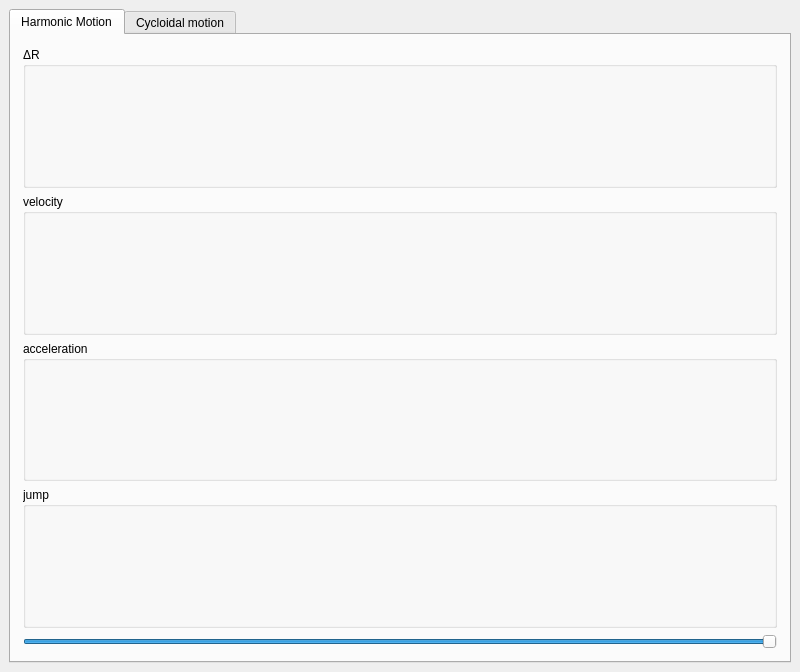
Above: core/main.ui from 40323230/camCal before the change. Below: the same form after it.
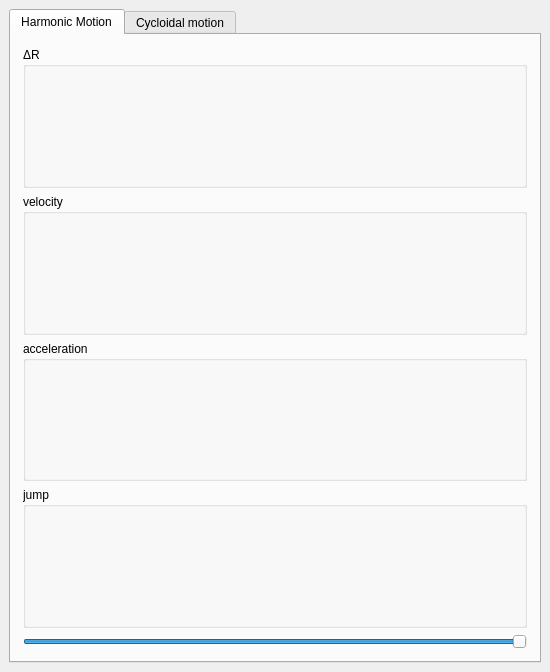
That is the form after the change. The open tabs and pages were chosen to show the change.

Diff of the .ui file:
```diff
--- a/core/main.ui
+++ b/core/main.ui
@@ -6,13 +6,13 @@
    <rect>
     <x>0</x>
     <y>0</y>
-    <width>800</width>
+    <width>550</width>
     <height>672</height>
    </rect>
   </property>
   <property name="minimumSize">
    <size>
-    <width>800</width>
+    <width>550</width>
     <height>672</height>
    </size>
   </property>
```
Left out of the diff: 2 changed lines with no effect on the pictures.
